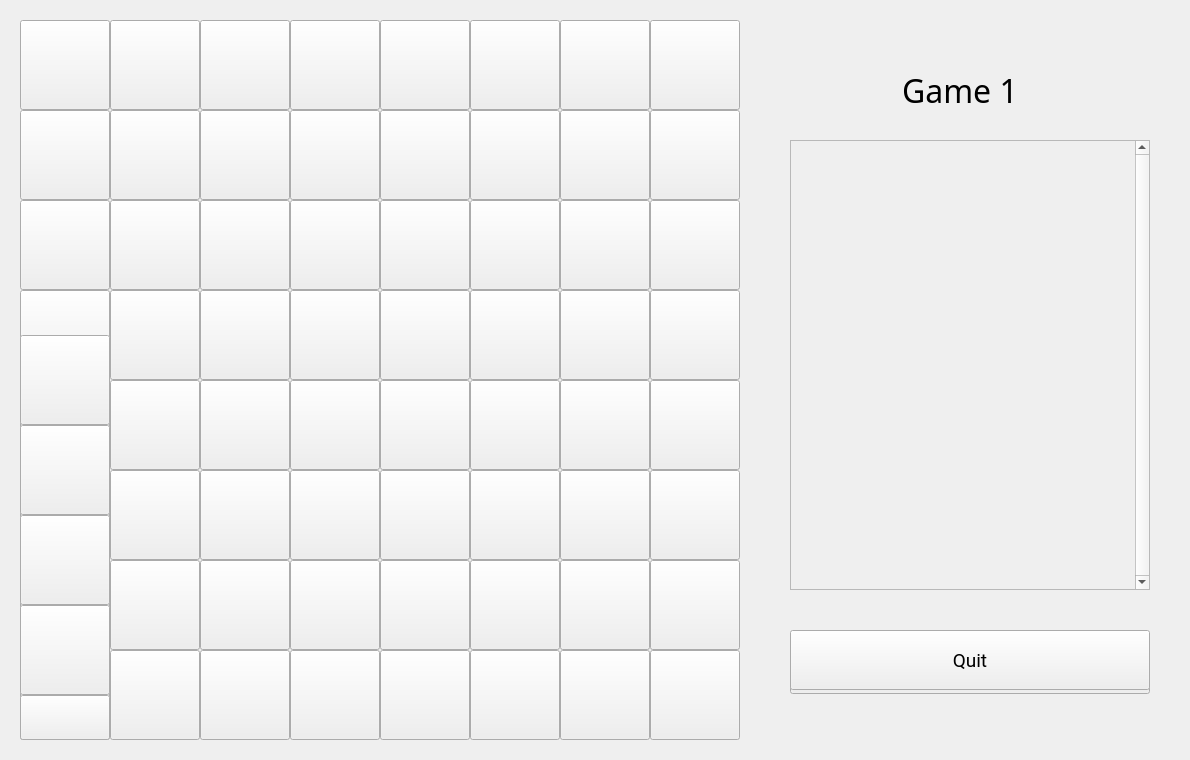
First picture: the form in Chess (C++)/Chess/chess.ui, repository leeyanleryan/Board-Games, before the edit.
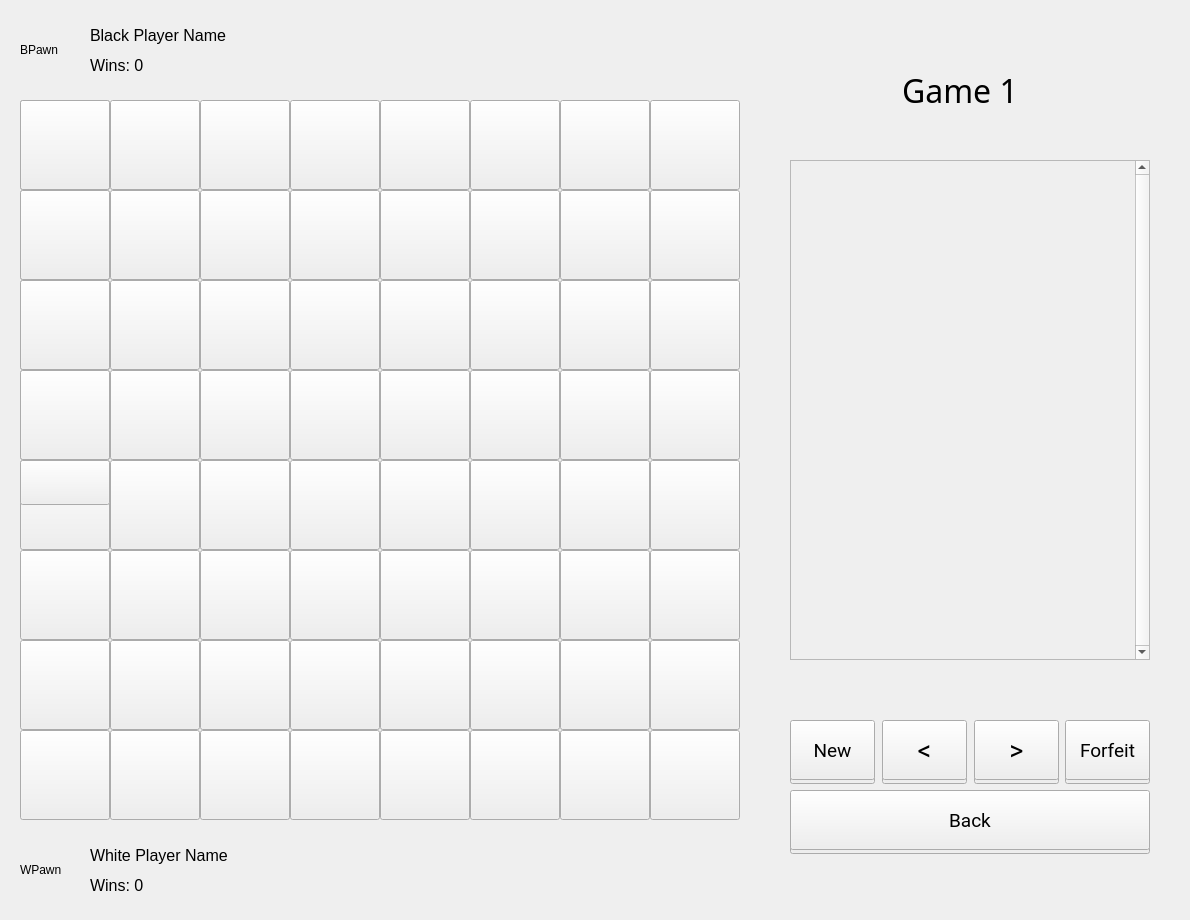
Second picture: the form after the edit. Custom widgets are drawn as their Qt base class.

```diff
--- a/Chess (C++)/Chess/chess.ui
+++ b/Chess (C++)/Chess/chess.ui
@@ -7,7 +7,7 @@
     <x>0</x>
     <y>0</y>
     <width>1190</width>
-    <height>760</height>
+    <height>920</height>
    </rect>
   </property>
   <property name="windowTitle">
@@ -20,7 +20,7 @@
       <x>770</x>
       <y>20</y>
       <width>400</width>
-      <height>720</height>
+      <height>880</height>
      </rect>
     </property>
     <property name="currentIndex">
@@ -1035,9 +1035,9 @@
       <property name="geometry">
        <rect>
         <x>20</x>
-        <y>120</y>
+        <y>140</y>
         <width>360</width>
-        <height>450</height>
+        <height>500</height>
        </rect>
       </property>
       <property name="verticalScrollBarPolicy">
@@ -1052,17 +1052,17 @@
          <x>0</x>
          <y>0</y>
          <width>344</width>
-         <height>448</height>
+         <height>498</height>
         </rect>
        </property>
       </widget>
      </widget>
-     <widget class="QPushButton" name="buttonChessQuitShadow">
+     <widget class="QPushButton" name="buttonChessNewShadow">
       <property name="geometry">
        <rect>
         <x>20</x>
-        <y>614</y>
-        <width>360</width>
+        <y>704</y>
+        <width>85</width>
         <height>60</height>
        </rect>
       </property>
@@ -1076,11 +1076,144 @@
        <string/>
       </property>
      </widget>
+     <widget class="QPushButton" name="buttonChessNew">
+      <property name="geometry">
+       <rect>
+        <x>20</x>
+        <y>700</y>
+        <width>85</width>
+        <height>60</height>
+       </rect>
+      </property>
+      <property name="font">
+       <font>
+        <family>Roboto</family>
+        <pointsize>14</pointsize>
+       </font>
+      </property>
+      <property name="text">
+       <string>New</string>
+      </property>
+     </widget>
+     <widget class="QPushButton" name="buttonChessLeftShadow">
+      <property name="geometry">
+       <rect>
+        <x>112</x>
+        <y>704</y>
+        <width>85</width>
+        <height>60</height>
+       </rect>
+      </property>
+      <property name="font">
+       <font>
+        <family>Roboto</family>
+        <pointsize>14</pointsize>
+       </font>
+      </property>
+      <property name="text">
+       <string/>
+      </property>
+     </widget>
+     <widget class="QPushButton" name="buttonChessLeft">
+      <property name="geometry">
+       <rect>
+        <x>112</x>
+        <y>700</y>
+        <width>85</width>
+        <height>60</height>
+       </rect>
+      </property>
+      <property name="font">
+       <font>
+        <family>Roboto</family>
+        <pointsize>20</pointsize>
+       </font>
+      </property>
+      <property name="text">
+       <string>&lt;</string>
+      </property>
+     </widget>
+     <widget class="QPushButton" name="buttonChessRightShadow">
+      <property name="geometry">
+       <rect>
+        <x>204</x>
+        <y>704</y>
+        <width>85</width>
+        <height>60</height>
+       </rect>
+      </property>
+      <property name="font">
+       <font>
+        <family>Roboto</family>
+        <pointsize>14</pointsize>
+       </font>
+      </property>
+      <property name="text">
+       <string/>
+      </property>
+     </widget>
+     <widget class="QPushButton" name="buttonChessRight">
+      <property name="geometry">
+       <rect>
+        <x>204</x>
+        <y>700</y>
+        <width>85</width>
+        <height>60</height>
+       </rect>
+      </property>
+      <property name="font">
+       <font>
+        <family>Roboto</family>
+        <pointsize>20</pointsize>
+       </font>
+      </property>
+      <property name="text">
+       <string>&gt;</string>
+      </property>
+     </widget>
+     <widget class="QPushButton" name="buttonChessForfeitShadow">
+      <property name="geometry">
+       <rect>
+        <x>295</x>
+        <y>704</y>
+        <width>85</width>
+        <height>60</height>
+       </rect>
+      </property>
+      <property name="font">
+       <font>
+        <family>Roboto</family>
+        <pointsize>14</pointsize>
+       </font>
+      </property>
+      <property name="text">
+       <string/>
+      </property>
+     </widget>
+     <widget class="QPushButton" name="buttonChessForfeit">
+      <property name="geometry">
+       <rect>
+        <x>295</x>
+        <y>700</y>
+        <width>85</width>
+        <height>60</height>
+       </rect>
+      </property>
+      <property name="font">
+       <font>
+        <family>Roboto</family>
+        <pointsize>14</pointsize>
+       </font>
+      </property>
+      <property name="text">
+       <string>Forfeit</string>
+      </property>
+     </widget>
      <widget class="QPushButton" name="buttonChessQuit">
       <property name="geometry">
        <rect>
         <x>20</x>
-        <y>610</y>
+        <y>770</y>
         <width>360</width>
         <height>60</height>
        </rect>
@@ -1092,16 +1225,47 @@
        </font>
       </property>
       <property name="text">
-       <string>Quit</string>
+       <string>Back</string>
       </property>
      </widget>
+     <widget class="QPushButton" name="buttonChessQuitShadow">
+      <property name="geometry">
+       <rect>
+        <x>20</x>
+        <y>774</y>
+        <width>360</width>
+        <height>60</height>
+       </rect>
+      </property>
+      <property name="font">
+       <font>
+        <family>Roboto</family>
+        <pointsize>14</pointsize>
+       </font>
+      </property>
+      <property name="text">
+       <string/>
+      </property>
+     </widget>
+     <zorder>txtChess</zorder>
+     <zorder>scrollMovesPlayed</zorder>
+     <zorder>buttonChessNewShadow</zorder>
+     <zorder>buttonChessNew</zorder>
+     <zorder>buttonChessLeftShadow</zorder>
+     <zorder>buttonChessLeft</zorder>
+     <zorder>buttonChessRightShadow</zorder>
+     <zorder>buttonChessRight</zorder>
+     <zorder>buttonChessForfeitShadow</zorder>
+     <zorder>buttonChessForfeit</zorder>
+     <zorder>buttonChessQuitShadow</zorder>
+     <zorder>buttonChessQuit</zorder>
     </widget>
    </widget>
    <widget class="QStackedWidget" name="uiBoard">
     <property name="geometry">
      <rect>
       <x>10</x>
-      <y>10</y>
+      <y>90</y>
       <width>740</width>
       <height>740</height>
      </rect>
@@ -1955,7 +2119,7 @@
       <property name="geometry">
        <rect>
         <x>5</x>
-        <y>320</y>
+        <y>5</y>
         <width>100</width>
         <height>415</height>
        </rect>
@@ -2163,6 +2327,130 @@
     </widget>
     <widget class="QWidget" name="blackView"/>
    </widget>
+   <widget class="QStackedWidget" name="uiProfileTop">
+    <property name="geometry">
+     <rect>
+      <x>10</x>
+      <y>10</y>
+      <width>740</width>
+      <height>80</height>
+     </rect>
+    </property>
+    <widget class="QWidget" name="topProfile1">
+     <widget class="QLabel" name="topProfile1Image">
+      <property name="geometry">
+       <rect>
+        <x>10</x>
+        <y>10</y>
+        <width>60</width>
+        <height>60</height>
+       </rect>
+      </property>
+      <property name="text">
+       <string>BPawn</string>
+      </property>
+     </widget>
+     <widget class="QLabel" name="topProfile1Name">
+      <property name="geometry">
+       <rect>
+        <x>80</x>
+        <y>10</y>
+        <width>300</width>
+        <height>30</height>
+       </rect>
+      </property>
+      <property name="font">
+       <font>
+        <pointsize>12</pointsize>
+       </font>
+      </property>
+      <property name="text">
+       <string>Black Player Name</string>
+      </property>
+     </widget>
+     <widget class="QLabel" name="topProfile1Wins">
+      <property name="geometry">
+       <rect>
+        <x>80</x>
+        <y>40</y>
+        <width>300</width>
+        <height>30</height>
+       </rect>
+      </property>
+      <property name="font">
+       <font>
+        <pointsize>12</pointsize>
+       </font>
+      </property>
+      <property name="text">
+       <string>Wins: 0</string>
+      </property>
+     </widget>
+    </widget>
+    <widget class="QWidget" name="topProfile0"/>
+   </widget>
+   <widget class="QStackedWidget" name="uiProfileBot">
+    <property name="geometry">
+     <rect>
+      <x>10</x>
+      <y>830</y>
+      <width>740</width>
+      <height>80</height>
+     </rect>
+    </property>
+    <widget class="QWidget" name="botProfile0">
+     <widget class="QLabel" name="botProfile0Image">
+      <property name="geometry">
+       <rect>
+        <x>10</x>
+        <y>10</y>
+        <width>60</width>
+        <height>60</height>
+       </rect>
+      </property>
+      <property name="text">
+       <string>WPawn</string>
+      </property>
+     </widget>
+     <widget class="QLabel" name="botProfile0Name">
+      <property name="geometry">
+       <rect>
+        <x>80</x>
+        <y>10</y>
+        <width>300</width>
+        <height>30</height>
+       </rect>
+      </property>
+      <property name="font">
+       <font>
+        <pointsize>12</pointsize>
+       </font>
+      </property>
+      <property name="text">
+       <string>White Player Name</string>
+      </property>
+     </widget>
+     <widget class="QLabel" name="botProfile0Wins">
+      <property name="geometry">
+       <rect>
+        <x>80</x>
+        <y>40</y>
+        <width>300</width>
+        <height>30</height>
+       </rect>
+      </property>
+      <property name="font">
+       <font>
+        <pointsize>12</pointsize>
+       </font>
+      </property>
+      <property name="text">
+       <string>Wins: 0</string>
+      </property>
+     </widget>
+    </widget>
+    <widget class="QWidget" name="botProfile1"/>
+   </widget>
   </widget>
  </widget>
  <customwidgets>
```
Left out of the diff: 76 changed lines with no effect on the pictures.
